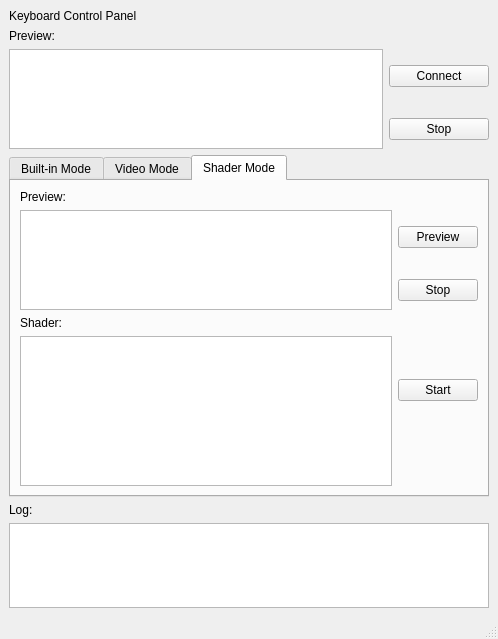
Qt form software/hidtest/main.ui (sipeed/sipeed_keyboard) before a commit.
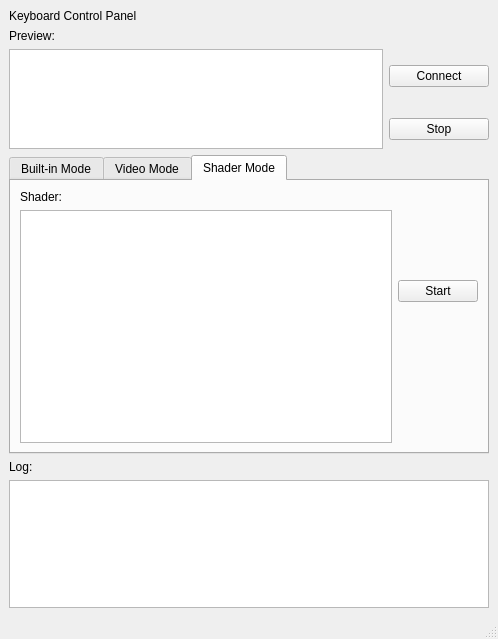
The same form after that commit. The open tabs and pages were chosen to show the change.

Commit message: Simple GUI:add Shader mode,fix Windows support

```diff
--- a/software/hidtest/main.ui
+++ b/software/hidtest/main.ui
@@ -158,20 +158,7 @@
         <string>Shader Mode</string>
        </attribute>
        <layout class="QGridLayout" name="gridLayout_4">
-        <item row="3" column="0">
-         <widget class="QLabel" name="label_5">
-          <property name="sizePolicy">
-           <sizepolicy hsizetype="Preferred" vsizetype="Fixed">
-            <horstretch>0</horstretch>
-            <verstretch>0</verstretch>
-           </sizepolicy>
-          </property>
-          <property name="text">
-           <string>Shader:</string>
-          </property>
-         </widget>
-        </item>
-        <item row="4" column="0" rowspan="4">
+        <item row="1" column="0" rowspan="4">
          <widget class="QTextEdit" name="shaderTextbox">
           <property name="sizePolicy">
            <sizepolicy hsizetype="Expanding" vsizetype="Expanding">
@@ -181,62 +168,26 @@
           </property>
          </widget>
         </item>
-        <item row="1" column="1">
-         <widget class="QPushButton" name="shader_preview_btn">
-          <property name="text">
-           <string>Preview</string>
-          </property>
-         </widget>
-        </item>
-        <item row="0" column="0">
-         <widget class="QLabel" name="label_4">
-          <property name="sizePolicy">
-           <sizepolicy hsizetype="Preferred" vsizetype="Fixed">
-            <horstretch>0</horstretch>
-            <verstretch>0</verstretch>
-           </sizepolicy>
-          </property>
-          <property name="text">
-           <string>Preview:</string>
-          </property>
-         </widget>
-        </item>
         <item row="2" column="1">
-         <widget class="QPushButton" name="shader_stop_btn">
-          <property name="text">
-           <string>Stop</string>
-          </property>
-         </widget>
-        </item>
-        <item row="1" column="0" rowspan="2">
-         <widget class="QGraphicsView" name="shader_preview_box">
-          <property name="sizePolicy">
-           <sizepolicy hsizetype="Expanding" vsizetype="Minimum">
-            <horstretch>0</horstretch>
-            <verstretch>0</verstretch>
-           </sizepolicy>
-          </property>
-          <property name="minimumSize">
-           <size>
-            <width>300</width>
-            <height>100</height>
-           </size>
-          </property>
-          <property name="sizeIncrement">
-           <size>
-            <width>0</width>
-            <height>0</height>
-           </size>
-          </property>
-         </widget>
-        </item>
-        <item row="5" column="1">
          <widget class="QPushButton" name="shader_play_btn">
           <property name="text">
            <string>Start</string>
           </property>
          </widget>
         </item>
+        <item row="0" column="0">
+         <widget class="QLabel" name="label_5">
+          <property name="sizePolicy">
+           <sizepolicy hsizetype="Preferred" vsizetype="Fixed">
+            <horstretch>0</horstretch>
+            <verstretch>0</verstretch>
+           </sizepolicy>
+          </property>
+          <property name="text">
+           <string>Shader:</string>
+          </property>
+         </widget>
+        </item>
        </layout>
       </widget>
      </widget>
```
Left out of the diff: 15 changed lines with no effect on the pictures. The commit also changes 3 other files.
